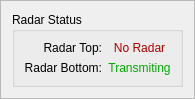
Old version of the form RadarArmed2020/frameradarstatus.ui in the repository MiftahSalam/Radar-Armed-2020.
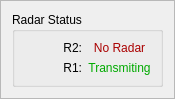
New version of the form.

Commit message: change Radar Top and Bottom text to R1/R2, change parser function of room sensor, change track sender implementation (brodcast method and add track data field as specification)

```diff
--- a/RadarArmed2020/frameradarstatus.ui
+++ b/RadarArmed2020/frameradarstatus.ui
@@ -31,7 +31,7 @@
         <item>
          <widget class="QLabel" name="label">
           <property name="text">
-           <string>Radar Top:</string>
+           <string>R2:</string>
           </property>
           <property name="alignment">
            <set>Qt::AlignRight|Qt::AlignTrailing|Qt::AlignVCenter</set>
@@ -41,7 +41,7 @@
         <item>
          <widget class="QLabel" name="label_2">
           <property name="text">
-           <string>Radar Bottom:</string>
+           <string>R1:</string>
           </property>
           <property name="alignment">
            <set>Qt::AlignRight|Qt::AlignTrailing|Qt::AlignVCenter</set>
```
The commit also changes 9 other files.
